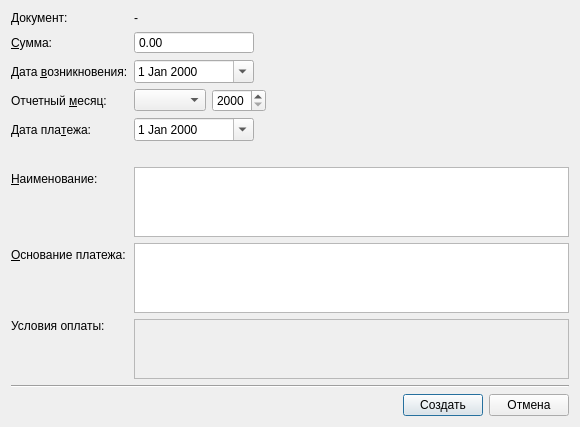
This is designer/ui/copydocdialog.ui in Aleee/FinanceCalender as Qt 5 draws it before an edit. The edited form follows.
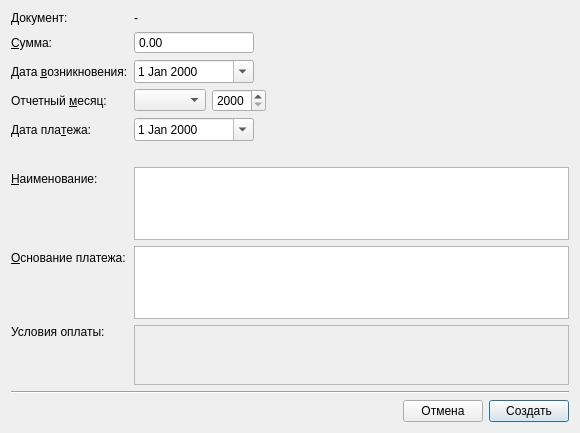
This is the edited form.

Commit message: fix: move create button in copydocdialog to the left

What changed in the file:
```diff
--- a/designer/ui/copydocdialog.ui
+++ b/designer/ui/copydocdialog.ui
@@ -7,7 +7,7 @@
     <x>0</x>
     <y>0</y>
     <width>580</width>
-    <height>280</height>
+    <height>433</height>
    </rect>
   </property>
   <property name="windowTitle">
@@ -325,16 +325,6 @@
        </property>
       </spacer>
      </item>
-     <item>
-      <widget class="QPushButton" name="pb_accept">
-       <property name="text">
-        <string>Создать</string>
-       </property>
-       <property name="default">
-        <bool>true</bool>
-       </property>
-      </widget>
-     </item>
      <item>
       <widget class="QPushButton" name="pb_cancel">
        <property name="text">
@@ -345,6 +335,16 @@
        </property>
       </widget>
      </item>
+     <item>
+      <widget class="QPushButton" name="pb_accept">
+       <property name="text">
+        <string>Создать</string>
+       </property>
+       <property name="default">
+        <bool>true</bool>
+       </property>
+      </widget>
+     </item>
     </layout>
    </item>
   </layout>
```
Left out of the diff: 1 changed line with no effect on the pictures. The commit also changes 1 other file.
